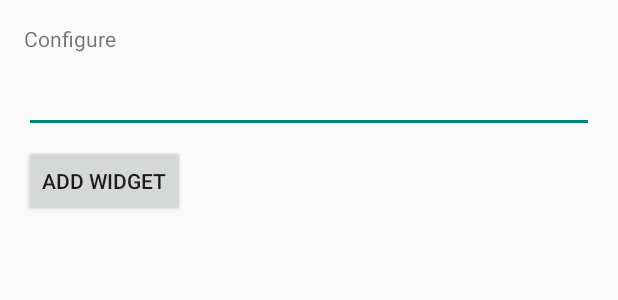
After one commit to Bixls/dollarMobileApp, an Android app: the layout new_app_widget_configure.xml on its own in the app's theme, with its tools: preview values and no code run, on a phone screen of 412 x 824 dp. The commit adds this screen. Shown: the top 300 px of the screen. Run offline under Robolectric (Android 15) with nearby library versions, the phone set to English and light mode, and no system bars.

Commit message:
Widget sync has been completed

```diff
--- a/app/src/main/AndroidManifest.xml
+++ b/app/src/main/AndroidManifest.xml
@@ -10,8 +10,6 @@
         android:icon="@drawable/ic_launcher"
         android:label="@string/app_name"
         android:theme="@style/AppTheme" >
-
-
         <activity
             android:name=".MainActivity"
             android:label="@string/app_name" >
@@ -47,6 +45,7 @@
                 android:name="android.appwidget.provider"
                 android:resource="@xml/dollar_widget_info" />
         </receiver>
+
     </application>
 
 </manifest>
--- a/app/src/main/java/com/bixls/dollarprices/Settings.java
+++ b/app/src/main/java/com/bixls/dollarprices/Settings.java
@@ -89,7 +89,11 @@ public class Settings extends Fragment {
                     editor.putString("From",from.CurFull);
                     editor.commit();
 
-                    DollarWidget.updateAppWidget();
+                Intent i = new Intent(context, DollarWidget.class);
+                i.setAction(DollarWidget.UPDATE_ACTION);
+                context.sendBroadcast(i);
+
+
 
 
 
--- /dev/null
+++ b/app/src/main/res/layout/new_app_widget_configure.xml
@@ -0,0 +1,16 @@
+<?xml version="1.0" encoding="utf-8"?>
+<LinearLayout xmlns:android="http://schemas.android.com/apk/res/android"
+    android:layout_width="match_parent" android:layout_height="wrap_content"
+    android:orientation="vertical" android:padding="16dp">
+
+    <TextView android:layout_width="match_parent" android:layout_height="wrap_content"
+        android:text="@string/configure" android:layout_marginBottom="8dp" />
+
+    <EditText android:id="@+id/appwidget_text" android:layout_width="match_parent"
+        android:layout_height="wrap_content" android:inputType="text" />
+
+    <Button android:id="@+id/add_button" android:layout_width="wrap_content"
+        android:layout_height="wrap_content" android:text="@string/add_widget"
+        android:layout_marginTop="8dp" />
+
+</LinearLayout>
--- a/app/src/main/res/values/strings.xml
+++ b/app/src/main/res/values/strings.xml
@@ -79,5 +79,6 @@
     <string name="title_activity_setting_first_time">SettingFirstTime</string>
     <string name="appwidget_text">EXAMPLE</string>
     <string name="add_widget">Add widget</string>
+    <string name="configure">Configure</string>
 
 </resources>
```
Also changed, not shown: app/src/main/java/com/bixls/dollarprices/DollarWidget.java (+20 -0 lines), app/src/main/res/layout/new_app_widget.xml (added, +12 -0 lines), app/src/main/res/xml/new_app_widget_info.xml (added, +8 -0 lines).
